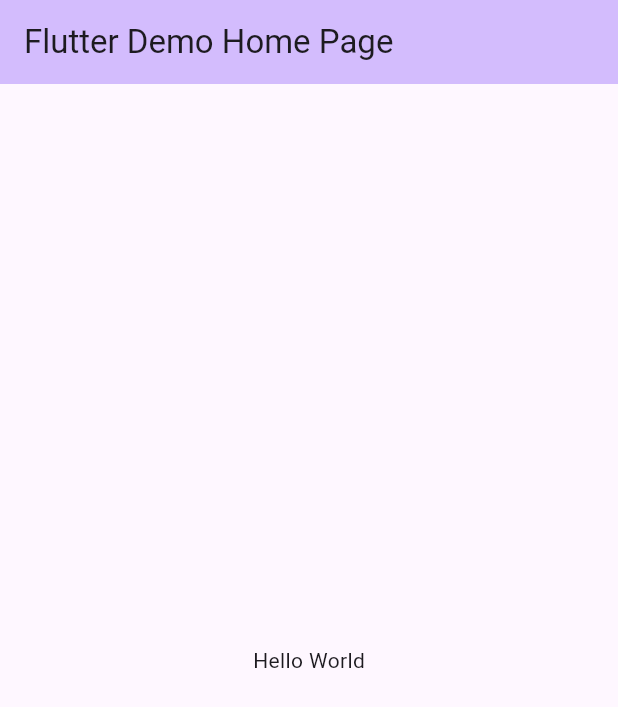
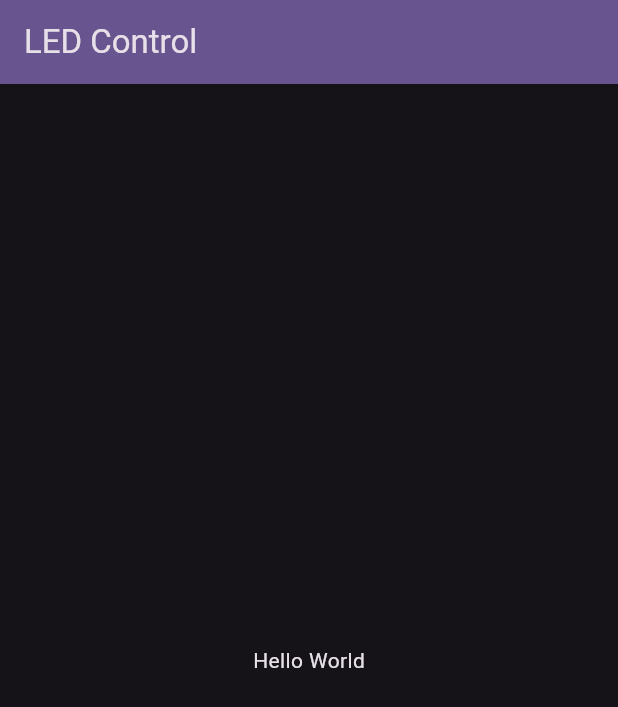
Before and after one commit to abidkyo/led-remote, a Flutter app: the screen it shows after launch, on a phone screen of 412 x 824 dp. Shown: the top 707 px of the screen. Run offline on Flutter 3.47's test engine with Material 2 defaults, Android fonts, the phone set to English and light mode, and no system bars.

Commit message:
ENH modify color and title

```diff
--- a/lib/main.dart
+++ b/lib/main.dart
@@ -7,15 +7,20 @@
 class MyApp extends StatelessWidget {
   const MyApp({super.key});
 
+  final _title = 'LED Control';
+
   @override
   Widget build(BuildContext context) {
     return MaterialApp(
-      title: 'Flutter Demo',
+      title: _title,
       theme: ThemeData(
-        colorScheme: ColorScheme.fromSeed(seedColor: Colors.deepPurple),
+        colorScheme: ColorScheme.fromSeed(
+          seedColor: Colors.deepPurple,
+          brightness: Brightness.dark,
+        ),
         useMaterial3: true,
       ),
-      home: const MyHomePage(title: 'Flutter Demo Home Page'),
+      home: MyHomePage(title: _title),
     );
   }
 }
```
